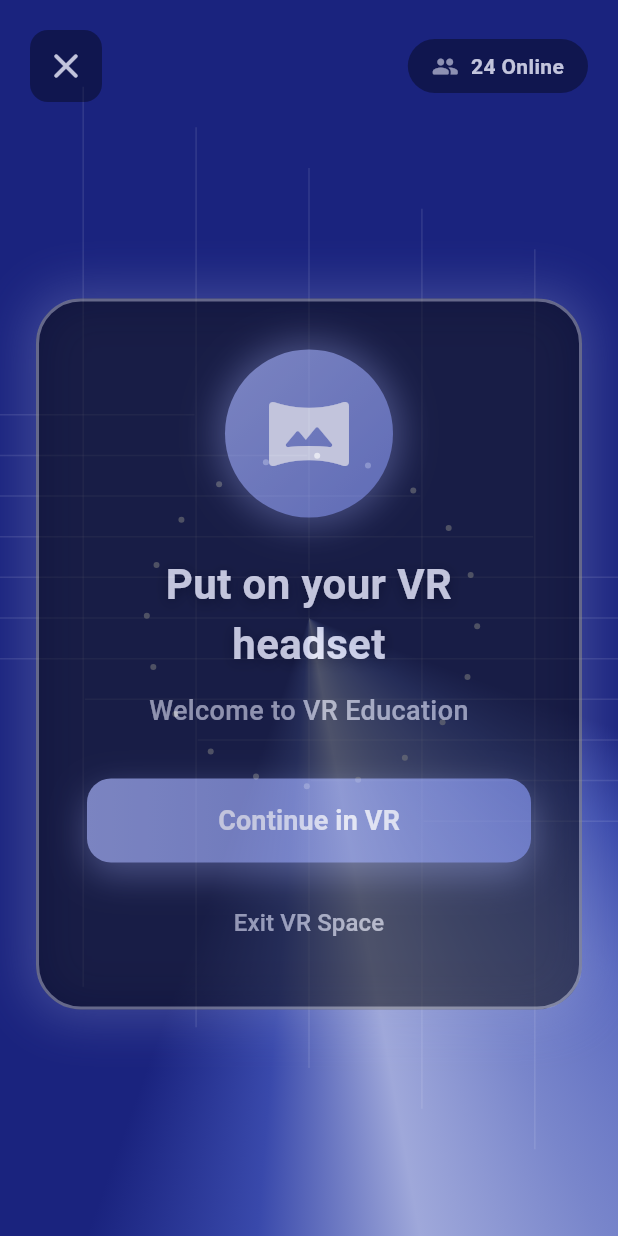
After one commit to waaalidou/student_app, a Flutter app: the VRDetailPage screen opened directly, after a tap on "Join", on a phone screen of 412 x 824 dp. The commit adds this screen. Run offline on Flutter 3.47's test engine with Material 3 defaults, Android fonts, the phone set to English and light mode, and no system bars; our stand-ins replace camera, flutter_dotenv, flutter_map, latlong2, permission_handler, qr_flutter and 2 more; missing offline and left inert: mobile_scanner; accounts and stored records are empty.

Commit message:
Add VR room experience page with 3D space and fix overflow issues for screen rotation

```diff
--- a/lib/screens/projects/vr_detail_page.dart
+++ b/lib/screens/projects/vr_detail_page.dart
@@ -1,6 +1,7 @@
 import 'package:flutter/material.dart';
 import 'package:video_player/video_player.dart';
 import 'package:youth_center/utils/app_colors.dart';
+import 'package:youth_center/screens/projects/vr_room_experience_page.dart';
 
 class VRDetailPage extends StatefulWidget {
   const VRDetailPage({super.key});
@@ -138,10 +139,13 @@ class _VRDetailPageState extends State<VRDetailPage> {
             ),
             child: ElevatedButton(
               onPressed: () {
-                ScaffoldMessenger.of(context).showSnackBar(
-                  SnackBar(
-                    content: Text('Joining $roomName...'),
-                    backgroundColor: color,
+                Navigator.push(
+                  context,
+                  MaterialPageRoute(
+                    builder: (context) => VRRoomExperiencePage(
+                      roomName: roomName,
+                      participants: participants,
+                    ),
                   ),
                 );
               },
--- /dev/null
+++ b/lib/screens/projects/vr_room_experience_page.dart
@@ -0,0 +1,417 @@
+import 'dart:math';
+import 'package:flutter/material.dart';
+
+class VRRoomExperiencePage extends StatefulWidget {
+  final String roomName;
+  final int participants;
+
+  const VRRoomExperiencePage({
+    super.key,
+    required this.roomName,
+    required this.participants,
+  });
+
+  @override
+  State<VRRoomExperiencePage> createState() => _VRRoomExperiencePageState();
+}
+
+class _VRRoomExperiencePageState extends State<VRRoomExperiencePage>
+    with TickerProviderStateMixin {
+  late AnimationController _rotationController;
+  late AnimationController _pulseController;
+  late AnimationController _fadeController;
+
+  @override
+  void initState() {
+    super.initState();
+
+    _rotationController = AnimationController(
+      vsync: this,
+      duration: const Duration(seconds: 20),
+    )..repeat();
+
+    _pulseController = AnimationController(
+      vsync: this,
+      duration: const Duration(seconds: 2),
+    )..repeat(reverse: true);
+
+    _fadeController = AnimationController(
+      vsync: this,
+      duration: const Duration(milliseconds: 1500),
+    )..forward();
+  }
+
+  @override
+  void dispose() {
+    _rotationController.dispose();
+    _pulseController.dispose();
+    _fadeController.dispose();
+    super.dispose();
+  }
+
+  Widget _buildFloatingParticle(AnimationController controller, double delay) {
+    return AnimatedBuilder(
+      animation: controller,
+      builder: (context, child) {
+        final angle = controller.value * 2 * pi + delay;
+        final radius = 100.0 + sin(controller.value * 2 * pi) * 30;
+        final x = cos(angle) * radius;
+        final y = sin(angle) * radius;
+
+        return Positioned(
+          left: MediaQuery.of(context).size.width / 2 + x,
+          top: MediaQuery.of(context).size.height / 2 + y,
+          child: Container(
+            width: 4,
+            height: 4,
+            decoration: BoxDecoration(
+              color: Colors.white.withOpacity(0.6),
+              shape: BoxShape.circle,
+            ),
+          ),
+        );
+      },
+    );
+  }
+
+  @override
+  Widget build(BuildContext context) {
+    return Scaffold(
+      backgroundColor: Colors.black,
+      body: Stack(
+        children: [
+          // Animated 3D-like background
+          AnimatedBuilder(
+            animation: _rotationController,
+            builder: (context, child) {
+              return Container(
+                decoration: BoxDecoration(
+                  gradient: SweepGradient(
+                    center: Alignment.center,
+                    startAngle: _rotationController.value * 2 * pi,
+                    endAngle: (_rotationController.value * 2 * pi) + (pi / 2),
+                    colors: [
+                      const Color(0xFF1A237E),
+                      const Color(0xFF3949AB),
+                      const Color(0xFF5C6BC0),
+                      const Color(0xFF7986CB),
+                      const Color(0xFF9FA8DA),
+                      const Color(0xFF3949AB),
+                      const Color(0xFF1A237E),
+                    ],
+                  ),
+                ),
+              );
+            },
+          ),
+
+          // Floating particles
+          ...List.generate(
+            20,
+            (index) => _buildFloatingParticle(
+              _rotationController,
+              (index * pi) / 10,
+            ),
+          ),
+
+          // 3D Grid effect
+          AnimatedBuilder(
+            animation: _rotationController,
+            builder: (context, child) {
+              return CustomPaint(
+                painter: Grid3DPainter(
+                  rotation: _rotationController.value * 2 * pi,
+                ),
+                child: Container(),
+              );
+            },
+          ),
+
+          // Content overlay
+          FadeTransition(
+            opacity: _fadeController,
+            child: SafeArea(
+              child: LayoutBuilder(
+                builder: (context, constraints) {
+                  final isLandscape = constraints.maxWidth > constraints.maxHeight;
+                  final screenHeight = constraints.maxHeight;
+
+                  return SingleChildScrollView(
+                    child: ConstrainedBox(
+                      constraints: BoxConstraints(
+                        minHeight: screenHeight,
+                      ),
+                      child: Column(
+                        mainAxisAlignment: MainAxisAlignment.spaceBetween,
+                        children: [
+                          // Top bar with exit button
+                          Padding(
+                            padding: EdgeInsets.all(isLandscape ? 12 : 20),
+                            child: Row(
+                              mainAxisAlignment: MainAxisAlignment.spaceBetween,
+                              children: [
+                                Container(
+                                  decoration: BoxDecoration(
+                                    color: Colors.black.withOpacity(0.5),
+                                    borderRadius: BorderRadius.circular(12),
+                                  ),
+                                  child: IconButton(
+                                    onPressed: () => Navigator.of(context).pop(),
+                                    icon: const Icon(
+                                      Icons.close_rounded,
+                                      color: Colors.white,
+                                      size: 28,
+                                    ),
+                                  ),
+                                ),
+                                Container(
+                                  padding: const EdgeInsets.symmetric(
+                                    horizontal: 16,
+                                    vertical: 8,
+                                  ),
+                                  decoration: BoxDecoration(
+                                    color: Colors.black.withOpacity(0.5),
+                                    borderRadius: BorderRadius.circular(20),
+                                  ),
+                                  child: Row(
+                                    children: [
+                                      Icon(
+                                        Icons.people_rounded,
+                                        color: Colors.white70,
+                                        size: 18,
+                                      ),
+                                      const SizedBox(width: 8),
+                                      Text(
+                                        '${widget.participants} Online',
+                                        style: const TextStyle(
+                                          color: Colors.white,
+                                          fontSize: 14,
+                                          fontWeight: FontWeight.w600,
+                                        ),
+                                      ),
+                                    ],
+                                  ),
+                                ),
+                              ],
+                            ),
+                          ),
+
+                          // VR Headset instruction card
+                          Padding(
+                            padding: EdgeInsets.symmetric(
+                              horizontal: isLandscape ? 40 : 24,
+                              vertical: isLandscape ? 20 : 0,
+                            ),
+                            child: AnimatedBuilder(
+                              animation: _pulseController,
+                              builder: (context, child) {
+                                return Container(
+                                  padding: EdgeInsets.all(isLandscape ? 24 : 32),
+                                  decoration: BoxDecoration(
+                                    color: Colors.black.withOpacity(0.7),
+                                    borderRadius: BorderRadius.circular(30),
+                                    border: Border.all(
+                                      color: Colors.white.withOpacity(
+                                        0.3 + (_pulseController.value * 0.3),
+                                      ),
+                                      width: 2,
+                                    ),
+                                    boxShadow: [
+                                      BoxShadow(
+                                        color: const Color(0xFF9FA8DA).withOpacity(
+                                          0.3 + (_pulseController.value * 0.2),
+                                        ),
+                                        blurRadius: 30,
+                                        spreadRadius: 5,
+                                      ),
+                                    ],
+                                  ),
+                                  child: Column(
+                                    mainAxisSize: MainAxisSize.min,
+                                    children: [
+                                      // VR Headset icon
+                                      Container(
+                                        padding: EdgeInsets.all(isLandscape ? 16 : 24),
+                                        decoration: BoxDecoration(
+                                          gradient: LinearGradient(
+                                            begin: Alignment.topLeft,
+                                            end: Alignment.bottomRight,
+                                            colors: [
+                                              const Color(0xFF9FA8DA),
+                                              const Color(0xFF7986CB),
+                                            ],
+                                          ),
+                                          shape: BoxShape.circle,
+                                          boxShadow: [
+                                            BoxShadow(
+                                              color: const Color(0xFF9FA8DA).withOpacity(0.5),
+                                              blurRadius: 20,
+                                              spreadRadius: 5,
+                                            ),
+                                          ],
+                                        ),
+                                        child: Icon(
+                                          Icons.vrpano_rounded,
+                                          color: Colors.white,
+                                          size: isLandscape ? 48 : 64,
+                                        ),
+                                      ),
+                                      SizedBox(height: isLandscape ? 16 : 24),
+                                      Text(
+                                        'Put on your VR headset',
+                                        style: TextStyle(
+                                          color: Colors.white,
+                                          fontSize: isLandscape ? 22 : 28,
+                                          fontWeight: FontWeight.bold,
+                                          shadows: [
+                                            Shadow(
+                                              color: Colors.black.withOpacity(0.5),
+                                              blurRadius: 10,
+                                              offset: const Offset(0, 2),
+                                            ),
+                                          ],
+                                        ),
+                                        textAlign: TextAlign.center,
+                                      ),
+                                      SizedBox(height: isLandscape ? 8 : 12),
+                                      Text(
+                                        'Welcome to ${widget.roomName}',
+                                        style: TextStyle(
+                                          color: Colors.white70,
+                                          fontSize: isLandscape ? 15 : 18,
+                                          fontWeight: FontWeight.w500,
+                                        ),
+                                        textAlign: TextAlign.center,
+                                      ),
+                                      SizedBox(height: isLandscape ? 20 : 32),
+                                      // Continue button
+                                      Container(
+                                        width: double.infinity,
+                                        height: isLandscape ? 48 : 56,
+                                        decoration: BoxDecoration(
+                                          gradient: const LinearGradient(
+                                            colors: [
+                                              Color(0xFF9FA8DA),
+                                              Color(0xFF7986CB),
+                                            ],
+                                          ),
+                                          borderRadius: BorderRadius.circular(16),
+                                          boxShadow: [
+                                            BoxShadow(
+                                              color: const Color(0xFF9FA8DA).withOpacity(0.5),
+                                              blurRadius: 20,
+                                              offset: const Offset(0, 8),
+                                            ),
+                                          ],
+                                        ),
+                                        child: ElevatedButton(
+                                          onPressed: () {
+                                            ScaffoldMessenger.of(context).showSnackBar(
+                                              SnackBar(
+                                                content: Text(
+                                                  'Entering ${widget.roomName}...',
+                                                ),
+                                                backgroundColor: const Color(0xFF7986CB),
+                                                duration: const Duration(seconds: 2),
+                                              ),
+                                            );
+                                          },
+                                          style: ElevatedButton.styleFrom(
+                                            backgroundColor: Colors.transparent,
+                                            shadowColor: Colors.transparent,
+                                            shape: RoundedRectangleBorder(
+                                              borderRadius: BorderRadius.circular(16),
+                                            ),
+                                          ),
+                                          child: Text(
+                                            'Continue in VR',
+                                            style: TextStyle(
+                                              color: Colors.white,
+                                              fontSize: isLandscape ? 16 : 18,
+                                              fontWeight: FontWeight.bold,
+                                            ),
+                                          ),
+                                        ),
+                                      ),
+                                      SizedBox(height: isLandscape ? 12 : 16),
+                                      TextButton(
+                                        onPressed: () => Navigator.of(context).pop(),
+                                        child: Text(
+                                          'Exit VR Space',
+                                          style: TextStyle(
+                                            color: Colors.white70,
+                                            fontSize: isLandscape ? 14 : 16,
+                                          ),
+                                        ),
+                                      ),
+                                    ],
+                                  ),
+                                );
+                              },
+                            ),
+                          ),
+
+                          SizedBox(height: isLandscape ? 20 : 40),
+                        ],
+                      ),
+                    ),
+                  );
+                },
+              ),
+            ),
+          ),
+        ],
+      ),
+    );
+  }
+}
+
+class Grid3DPainter extends CustomPainter {
+  final double rotation;
+
+  Grid3DPainter({required this.rotation});
+
+  @override
+  void paint(Canvas canvas, Size size) {
+    final paint = Paint()
+      ..color = Colors.white.withOpacity(0.1)
+      ..strokeWidth = 1;
+
+    final centerX = size.width / 2;
+    final centerY = size.height / 2;
+
+    // Draw 3D grid lines
+    for (int i = -5; i <= 5; i++) {
+      final offset = i * 80.0;
+
+      // Horizontal lines
+      final startX = centerX - 300 + offset * cos(rotation);
+      final startY = centerY + offset * sin(rotation);
+      final endX = centerX + 300 + offset * cos(rotation);
+      final endY = centerY + offset * sin(rotation);
+
+      canvas.drawLine(
+        Offset(startX, startY),
+        Offset(endX, endY),
+        paint,
+      );
+
+      // Vertical lines
+      final vStartX = centerX + offset * cos(rotation);
+      final vStartY = centerY - 300 + offset * sin(rotation);
+      final vEndX = centerX + offset * cos(rotation);
+      final vEndY = centerY + 300 + offset * sin(rotation);
+
+      canvas.drawLine(
+        Offset(vStartX, vStartY),
+        Offset(vEndX, vEndY),
+        paint,
+      );
+    }
+  }
+
+  @override
+  bool shouldRepaint(Grid3DPainter oldDelegate) {
+    return oldDelegate.rotation != rotation;
+  }
+}
```
